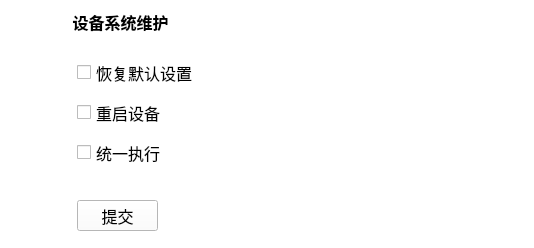
ChinaClever/CleverManagerV3, file CleverManagerV3/pdus/pdu_set/pdu_setsyscmdwid.ui: the form before one commit.
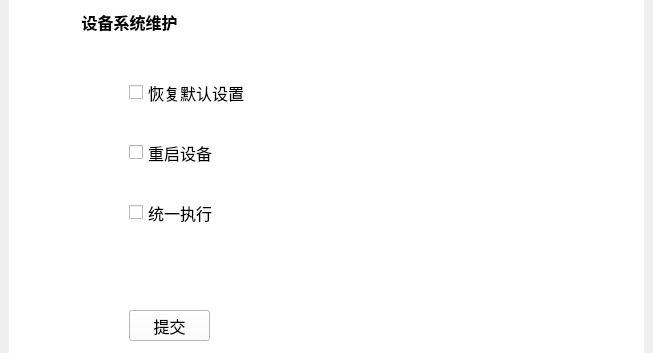
The form after the commit.

```diff
--- a/CleverManagerV3/pdus/pdu_set/pdu_setsyscmdwid.ui
+++ b/CleverManagerV3/pdus/pdu_set/pdu_setsyscmdwid.ui
@@ -6,8 +6,8 @@
    <rect>
     <x>0</x>
     <y>0</y>
-    <width>534</width>
-    <height>248</height>
+    <width>653</width>
+    <height>353</height>
    </rect>
   </property>
   <property name="windowTitle">
@@ -15,13 +15,13 @@
   </property>
   <layout class="QGridLayout" name="gridLayout">
    <property name="leftMargin">
-    <number>0</number>
+    <number>9</number>
    </property>
    <property name="topMargin">
     <number>0</number>
    </property>
    <property name="rightMargin">
-    <number>0</number>
+    <number>9</number>
    </property>
    <property name="bottomMargin">
     <number>0</number>
@@ -49,8 +49,8 @@
      <widget class="QPushButton" name="saveBtn">
       <property name="geometry">
        <rect>
-        <x>77</x>
-        <y>200</y>
+        <x>120</x>
+        <y>310</y>
         <width>81</width>
         <height>31</height>
        </rect>
@@ -486,8 +486,8 @@
      <widget class="QCheckBox" name="wholeCheckBox">
       <property name="geometry">
        <rect>
-        <x>77</x>
-        <y>140</y>
+        <x>120</x>
+        <y>200</y>
         <width>141</width>
         <height>25</height>
        </rect>
@@ -505,8 +505,8 @@
      <widget class="QCheckBox" name="defaultCheckBox">
       <property name="geometry">
        <rect>
-        <x>77</x>
-        <y>60</y>
+        <x>120</x>
+        <y>80</y>
         <width>140</width>
         <height>25</height>
        </rect>
@@ -524,8 +524,8 @@
      <widget class="QCheckBox" name="resCheckBox">
       <property name="geometry">
        <rect>
-        <x>77</x>
-        <y>100</y>
+        <x>120</x>
+        <y>140</y>
         <width>140</width>
         <height>25</height>
        </rect>
```
